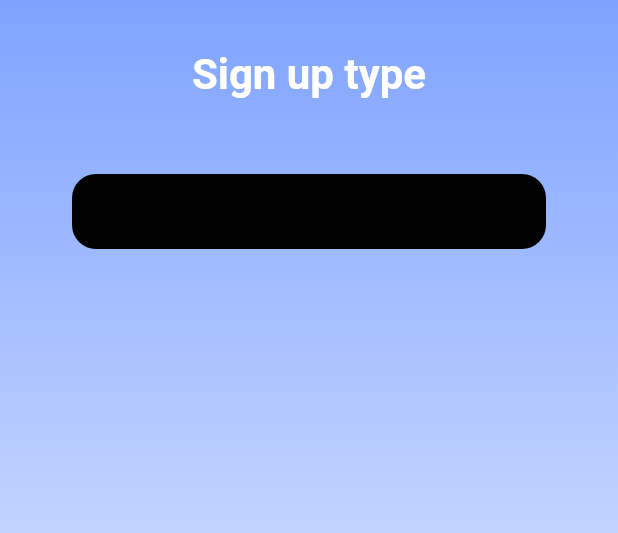
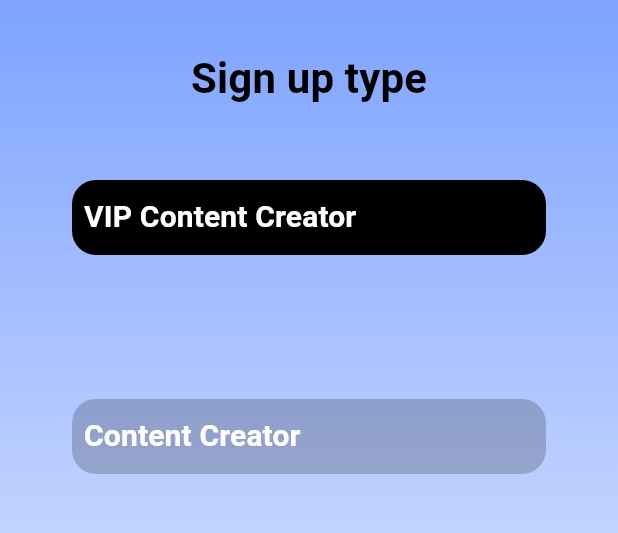
Before and after one commit to MostafaSaadEddin2004/STEP-CC, a Flutter app: the SignUpTypeScreen screen opened directly, on a phone screen of 412 x 824 dp, the part 216-749 px from its top. Run offline on Flutter 3.47's test engine with Material 3 defaults, Android fonts, the light colour scheme and no system bars; our stand-ins replace bloc, flutter_bloc, get, google_fonts, shared_preferences, smooth_page_indicator; accounts and stored records are empty; generated files the repository leaves out were written again; Roboto replaces fonts that are missing (Literata).

Commit message:
sign up button

```diff
--- a/lib/components/buttons/next_button.dart
+++ b/lib/components/buttons/next_button.dart
@@ -13,7 +13,7 @@ class NextButton extends StatelessWidget {
       onPressed: onPressed,
       icon: Icon(
         size: 50,
-        Icons.arrow_circle_right,
+        Icons.arrow_circle_right_rounded,
         color: Theme.of(context).colorScheme.secondary,
       ),
     );
--- /dev/null
+++ b/lib/components/buttons/sign_up_type_button.dart
@@ -0,0 +1,39 @@
+import 'package:flutter/material.dart';
+
+class SignUpTypeButton extends StatelessWidget {
+  const SignUpTypeButton({
+    super.key,
+    required this.onTap,
+    required this.text,
+    required this.isVIP,
+  });
+  final void Function() onTap;
+  final String text;
+  final bool isVIP;
+
+  @override
+  Widget build(BuildContext context) {
+    return GestureDetector(
+      onTap: onTap,
+      child: AnimatedContainer(
+        duration: const Duration(seconds: 1),
+        curve: Curves.easeInBack,
+        alignment: Alignment.centerLeft,
+        margin: const EdgeInsets.symmetric(horizontal: 48, vertical: 48),
+        padding: const EdgeInsets.all(8),
+        height: 50,
+        width: MediaQuery.of(context).size.width,
+        decoration: BoxDecoration(
+          color: isVIP == true
+              ? Theme.of(context).colorScheme.secondary.withOpacity(1)
+              : Theme.of(context).colorScheme.secondary.withOpacity(0.2),
+          borderRadius: BorderRadius.circular(16),
+        ),
+        child: Text(
+          text,
+          style: Theme.of(context).textTheme.titleSmall,
+        ),
+      ),
+    );
+  }
+}
--- a/lib/main.dart
+++ b/lib/main.dart
@@ -2,7 +2,6 @@ import 'package:flutter/material.dart';
 import 'package:flutter_localizations/flutter_localizations.dart';
 import 'package:flutter_gen/gen_l10n/app_localizations.dart';
 import 'package:get/get_navigation/src/root/get_material_app.dart';
-import 'package:step_cc/bloc/localization_cubit/localization_cubit.dart';
 import 'package:step_cc/bloc/theme_cubit/theme_cubit.dart';
 import 'package:step_cc/models/bloc_observer.dart';
 import 'package:step_cc/screens/splash_screen.dart';
--- a/lib/screens/auth/sign_up_type_screen.dart
+++ b/lib/screens/auth/sign_up_type_screen.dart
@@ -3,6 +3,7 @@ import 'package:get/get_core/get_core.dart';
 import 'package:get/get_navigation/get_navigation.dart';
 import 'package:step_cc/components/background_container.dart';
 import 'package:step_cc/components/buttons/back_button.dart';
+import 'package:step_cc/components/buttons/sign_up_type_button.dart';
 
 class SignUpTypeScreen extends StatefulWidget {
   const SignUpTypeScreen({super.key});
@@ -12,6 +13,8 @@ class SignUpTypeScreen extends StatefulWidget {
 }
 
 class _SignUpTypeScreenState extends State<SignUpTypeScreen> {
+  bool isVIP = true;
+  bool isNotVIP = false;
   @override
   Widget build(BuildContext context) {
     return Scaffold(
@@ -36,22 +39,30 @@ class _SignUpTypeScreenState extends State<SignUpTypeScreen> {
           const SizedBox(
             height: 32,
           ),
-          Text('Sign up type',style: Theme.of(context).textTheme.titleLarge,),
-          GestureDetector(
-            child: Container(
-              alignment: Alignment.centerLeft,
-              margin: const EdgeInsets.symmetric(horizontal: 48, vertical: 48),
-              padding: const EdgeInsets.all(8),
-              height: 50,
-              width: MediaQuery.of(context).size.width,
-              decoration: BoxDecoration(
-                color: Theme.of(context).colorScheme.secondary,
-                borderRadius: BorderRadius.circular(16),
-              ),
-              child: Text(' Vip content creator',
-              style: Theme.of(context).textTheme.labelSmall,),
-            ),
-          )
+          Text(
+            'Sign up type',
+            style: Theme.of(context).textTheme.labelLarge,
+          ),
+          SignUpTypeButton(
+            onTap: () {
+              setState(() {
+                isVIP = true;
+                isNotVIP = false;
+              });
+            },
+            isVIP: isVIP,
+            text: 'VIP Content Creator',
+          ),
+          SignUpTypeButton(
+            onTap: () {
+              setState(() {
+                isVIP = false;
+                isNotVIP = true;
+              });
+            },
+            isVIP: isNotVIP,
+            text: 'Content Creator',
+          ),
         ],
       ))),
     );
--- a/lib/theme/app_theme.dart
+++ b/lib/theme/app_theme.dart
@@ -16,7 +16,7 @@ abstract class AppTheme {
               brightness: Brightness.dark,
               primary: black,
               onPrimary: darkBlue,
-              secondary: black,
+              secondary: white,
               onSecondary: blue,
               error: red,
               onError: red,
```
